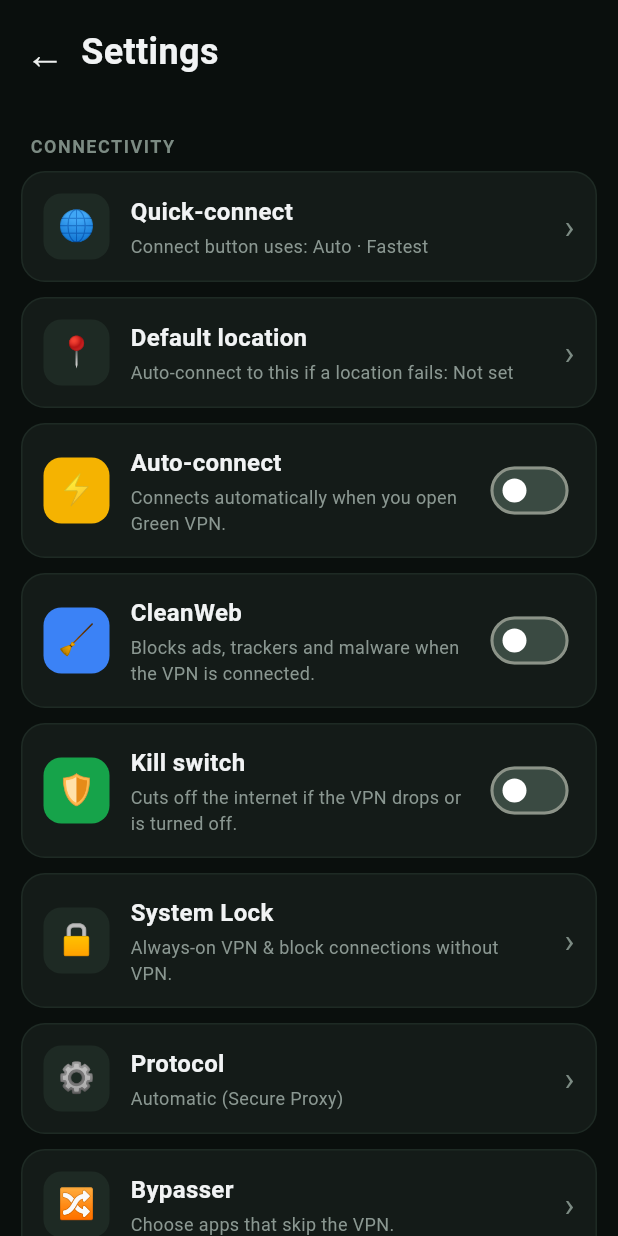
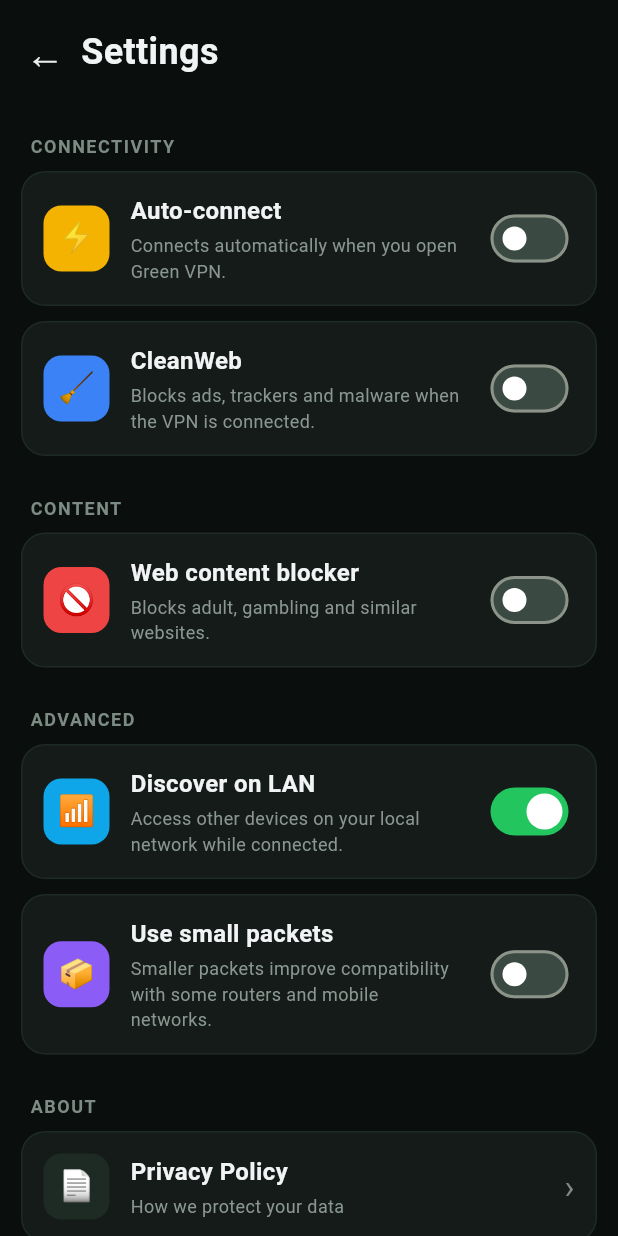
Before and after one commit to oscarmayoofficial-code/greenvpn-ios, a Flutter app: the screen it shows after launch, after a tap on an icon or button, on a phone screen of 412 x 824 dp. Run offline on Flutter 3.47's test engine with Material 3 defaults, Android fonts, the phone set to English and light mode, and no system bars; our stand-ins replace shared_preferences; network calls fail.

Commit message:
Free-only iOS: remove Pro badge/redeem, placeholder settings and house-ad; real Privacy Policy link; list only free locations

```diff
--- a/lib/main.dart
+++ b/lib/main.dart
@@ -1,6 +1,7 @@
 import 'package:flutter/material.dart';
 import 'package:http/http.dart' as http;
 import 'package:shared_preferences/shared_preferences.dart';
+import 'package:url_launcher/url_launcher.dart';
 
 import 'models/vpn_location.dart';
 import 'services/api.dart';
@@ -279,7 +280,6 @@
                     ],
                   ),
                 ),
-                const _HouseAdCard(),
                 const SizedBox(height: 16),
               ],
             ),
@@ -465,19 +465,6 @@
                                         ],
                                       ),
                                     ),
-                                    if (l.premium) ...[
-                                      Container(
-                                        padding: const EdgeInsets.symmetric(horizontal: 10, vertical: 3),
-                                        decoration: BoxDecoration(
-                                          color: const Color(0xFFE6F4EA),
-                                          borderRadius: BorderRadius.circular(8),
-                                        ),
-                                        child: const Text('Pro',
-                                            style: TextStyle(
-                                                color: Color(0xFF16A34A), fontSize: 13, fontWeight: FontWeight.w600)),
-                                      ),
-                                      const SizedBox(width: 12),
-                                    ],
                                     const _SignalBars(),
                                   ],
                                 ),
@@ -523,99 +510,9 @@
   }
 }
 
-/// Green Hole house-ad — same AdMob-native-style card as the Android app
-/// (server-driven house_ad; static here for the visual match).
-class _HouseAdCard extends StatelessWidget {
-  const _HouseAdCard();
-
-  @override
-  Widget build(BuildContext context) {
-    return Container(
-      width: 340,
-      height: 250,
-      padding: const EdgeInsets.all(16),
-      decoration: BoxDecoration(
-        color: const Color(0xFF0E1A14),
-        borderRadius: BorderRadius.circular(16),
-        border: Border.all(color: const Color(0xFF203A2C)),
-      ),
-      child: Column(
-        crossAxisAlignment: CrossAxisAlignment.start,
-        children: [
-          Container(
-            padding: const EdgeInsets.symmetric(horizontal: 6, vertical: 2),
-            decoration: BoxDecoration(
-              color: const Color(0xFFF9C823),
-              borderRadius: BorderRadius.circular(3),
-            ),
-            child: const Text('Ad',
-                style: TextStyle(color: Color(0xFF202124), fontSize: 10, fontWeight: FontWeight.bold)),
-          ),
-          const SizedBox(height: 12),
-          Row(
-            children: [
-              Container(
-                width: 52,
-                height: 52,
-                decoration: BoxDecoration(
-                  color: const Color(0xFF16A34A),
-                  borderRadius: BorderRadius.circular(12),
-                ),
-                child: const Icon(Icons.download_rounded, color: Colors.white, size: 28),
-              ),
-              const SizedBox(width: 12),
-              Expanded(
-                child: Column(
-                  crossAxisAlignment: CrossAxisAlignment.start,
-                  children: const [
-                    Text('Green Hole',
-                        style: TextStyle(color: Color(0xFFF1F3F4), fontSize: 18, fontWeight: FontWeight.bold)),
-                    SizedBox(height: 3),
-                    Text('★★★★★  4.9  ·  App Store',
-                        style: TextStyle(color: Color(0xFFF9C823), fontSize: 12)),
-                  ],
-                ),
-              ),
-            ],
-          ),
-          const SizedBox(height: 12),
-          const Text('Download videos from FB, TikTok, Instagram & YouTube - free',
-              style: TextStyle(color: Color(0xFF9AA6A0), fontSize: 13)),
-          const Spacer(),
-          Container(
-            width: double.infinity,
-            padding: const EdgeInsets.symmetric(vertical: 10),
-            decoration: BoxDecoration(
-              color: const Color(0xFF1A1A1A),
-              borderRadius: BorderRadius.circular(10),
-              border: Border.all(color: const Color(0xFF3A3A3A)),
-            ),
-            child: Row(
-              mainAxisAlignment: MainAxisAlignment.center,
-              children: const [
-                Icon(Icons.apple, color: Colors.white, size: 26),
-                SizedBox(width: 10),
-                Column(
-                  mainAxisSize: MainAxisSize.min,
-                  crossAxisAlignment: CrossAxisAlignment.start,
-                  children: [
-                    Text('Download on the', style: TextStyle(color: Color(0xFFCCCCCC), fontSize: 8)),
-                    Text('App Store',
-                        style: TextStyle(color: Colors.white, fontSize: 16, fontWeight: FontWeight.bold)),
-                  ],
-                ),
-              ],
-            ),
-          ),
-        ],
-      ),
-    );
-  }
-}
-
-/// Full card-style Settings screen — exact copy of the Android app's Surfshark-style
-/// Settings (CONNECTIVITY / CONTENT / ADVANCED / ACCOUNT). Toggles persist locally;
-/// the actual VPN behaviour is wired to the native extension once it exists.
+/// Card-style Settings screen. Only options that the native tunnel actually
+/// honours are listed (see VpnBridge.connect / PacketTunnelProvider): every
+/// toggle here changes real behaviour — nothing is a placeholder.
 class SettingsScreen extends StatefulWidget {
   const SettingsScreen({super.key});
   @override
@@ -634,7 +531,7 @@
   Future<void> _load() async {
     final p = await SharedPreferences.getInstance();
     setState(() {
-      for (final k in ['auto_connect', 'cleanweb', 'killswitch', 'webblock', 'discover_lan', 'small_packets', 'rotate_ip']) {
+      for (final k in ['auto_connect', 'cleanweb', 'webblock', 'discover_lan', 'small_packets']) {
         _t[k] = p.getBool(k) ?? (k == 'discover_lan');
       }
     });
@@ -735,26 +632,20 @@
                 padding: const EdgeInsets.fromLTRB(14, 2, 14, 26),
                 children: [
                   _label('CONNECTIVITY'),
-                  _row('🌐', 'Quick-connect', 'Connect button uses: Auto · Fastest'),
-                  _row('📍', 'Default location', 'Auto-connect to this if a location fails: Not set'),
                   _toggle('⚡', const Color(0xFFF5B301), 'Auto-connect', 'Connects automatically when you open Green VPN.', 'auto_connect'),
                   _toggle('🧹', const Color(0xFF3B82F6), 'CleanWeb', 'Blocks ads, trackers and malware when the VPN is connected.', 'cleanweb'),
-                  _toggle('🛡', const Color(0xFF16A34A), 'Kill switch', 'Cuts off the internet if the VPN drops or is turned off.', 'killswitch'),
-                  _row('🔒', 'System Lock', 'Always-on VPN & block connections without VPN.'),
-                  _row('⚙', 'Protocol', 'Automatic (Secure Proxy)'),
-                  _row('🔀', 'Bypasser', 'Choose apps that skip the VPN.'),
                   _label('CONTENT'),
                   _toggle('🚫', const Color(0xFFEF4444), 'Web content blocker', 'Blocks adult, gambling and similar websites.', 'webblock'),
                   _label('ADVANCED'),
                   _toggle('📶', const Color(0xFF0EA5E9), 'Discover on LAN', 'Access other devices on your local network while connected.', 'discover_lan'),
                   _toggle('📦', const Color(0xFF8B5CF6), 'Use small packets', 'Smaller packets improve compatibility with some routers and mobile networks.', 'small_packets'),
-                  _toggle('🔁', const Color(0xFFF59E0B), 'Use rotating IP', 'Automatically changes your IP every few minutes.', 'rotate_ip'),
-                  _label('ACCOUNT'),
-                  _row('🎟', 'Redeem Pro code', 'Unlock all premium locations'),
-                  _row('📄', 'Privacy Policy', 'How we protect your data'),
+                  _label('ABOUT'),
+                  _row('📄', 'Privacy Policy', 'How we protect your data',
+                      onTap: () => launchUrl(Uri.parse('https://green-vpn.app/privacy'),
+                          mode: LaunchMode.externalApplication)),
                   const SizedBox(height: 20),
                   const Center(
-                      child: Text('Green VPN  v7.8', style: TextStyle(color: Color(0xFF5C6B63), fontSize: 12))),
+                      child: Text('Green VPN  v2.01', style: TextStyle(color: Color(0xFF5C6B63), fontSize: 12))),
                 ],
               ),
             ),
--- a/lib/models/vpn_location.dart
+++ b/lib/models/vpn_location.dart
@@ -17,6 +17,7 @@
     required this.mbps,
     required this.premium,
     required this.pro,
+    required this.free,
   });
 
   final String id;
@@ -33,6 +34,7 @@
   final int mbps;
   final bool premium;
   final bool pro; // true = locked behind Pro when the gate is on
+  final bool free; // server's `free` flag: usable without any purchase
 
   /// [proxyHost] is the top-level `proxy_host` (the relay IP the SOCKS5 proxy
   /// actually listens on) — same value the Android app dials. The per-server
@@ -55,7 +57,13 @@
         mbps: j['mbps'] as int? ?? 0,
         premium: j['premium'] as bool? ?? false,
         pro: j['pro'] as bool? ?? false,
+        free: j['free'] as bool? ?? false,
       );
+
+  /// iOS ships as a free app with no in-app purchase, so only locations the
+  /// server marks `free` (plus the Auto picker, which itself only chooses
+  /// among free exits) are ever offered — nothing shown is ever locked.
+  bool get offeredOnIos => free || id == 'auto';
 
   /// The host/port the tunnel should actually dial: a location's own direct
   /// relay (dhost/dsport) when present — e.g. USA cities go straight to the US
--- a/lib/services/api.dart
+++ b/lib/services/api.dart
@@ -67,6 +67,7 @@
     final proxyHost = root['proxy_host'] as String? ?? '';
     final servers = (root['servers'] as List<dynamic>)
         .map((e) => VpnLocation.fromJson(e as Map<String, dynamic>, proxyHost))
+        .where((l) => l.offeredOnIos) // free app: never list a locked location
         .toList();
     return ServerConfig(
       locations: servers,
--- a/pubspec.yaml
+++ b/pubspec.yaml
@@ -36,6 +36,7 @@
   cupertino_icons: ^1.0.8
   http: ^1.6.0
   shared_preferences: ^2.5.3
+  url_launcher: ^6.3.1
 
 dev_dependencies:
   flutter_test:
```
Also changed, not shown: pubspec.lock.
